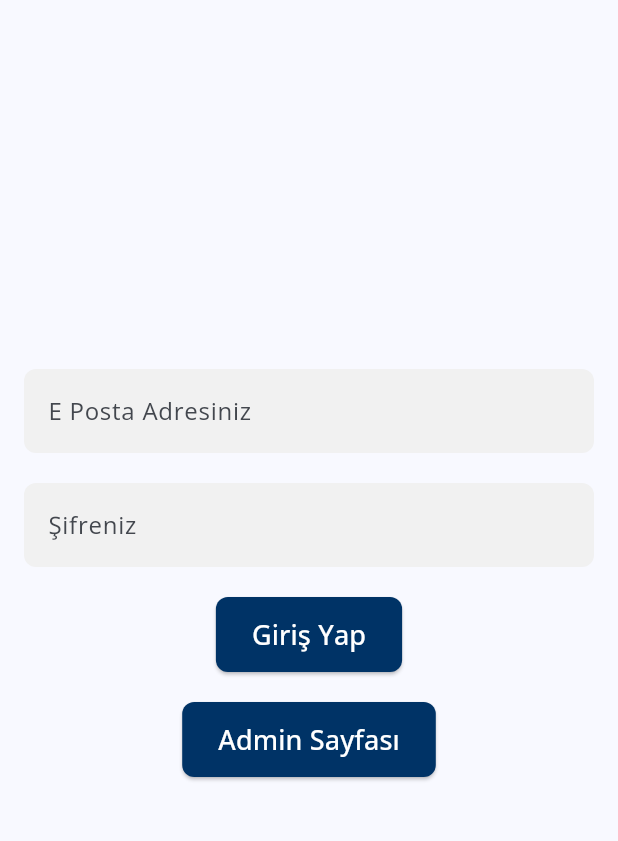
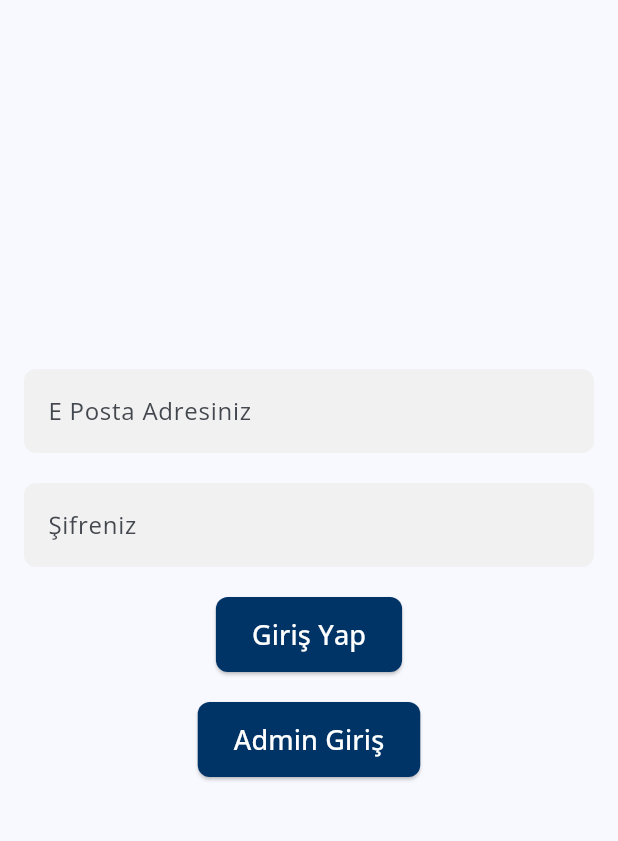
Before and after one commit to EmirhanErenn/Financial-Advisor-App, a Flutter app: the Login_Page screen opened directly, on a phone screen of 412 x 824 dp, the part 90-931 px from its top. Run offline on Flutter 3.47's test engine with Material 3 defaults, Android fonts, the light colour scheme and no system bars; our stand-ins replace firebase_auth, firebase_core, google_fonts; accounts and stored records are empty; Roboto replaces fonts that are missing (Poppins); statements that could not run were skipped.

Commit message:
backend_update/23/12/24

```diff
--- a/lib/login.dart
+++ b/lib/auth/login.dart
@@ -1,4 +1,5 @@
 import 'package:flutter/material.dart';
+import 'package:firebase_auth/firebase_auth.dart';
 //update
 
 class Login_Page extends StatefulWidget {
@@ -9,9 +10,11 @@ class Login_Page extends StatefulWidget {
 }
 
 class _Login_PageState extends State<Login_Page> {
+  late String email, password;
+  final formKey = GlobalKey<FormState>();
+  final firebaseAuth = FirebaseAuth.instance;
 
-  late String email,password;
-  final formKey = GlobalKey<FormState>();
+
   @override
   Widget build(BuildContext context) {
     return Scaffold(
@@ -27,15 +30,9 @@ class _Login_PageState extends State<Login_Page> {
               const SizedBox(height: 20),
               passwordTextField(),
               const SizedBox(height: 20),
-              _buildElevatedButton(
-                text: 'Giriş Yap',
-                onPressed: () => Navigator.pushNamed(context, '/user_home'),
-              ),
+              loginButton(),
               const SizedBox(height: 20),
-              _buildElevatedButton(
-                text: 'Admin Sayfası',
-                onPressed: () => Navigator.pushNamed(context, '/admin_home'),
-              ),
+              adminLoginButton(),
             ],
           ),
         ),
@@ -70,6 +67,7 @@ class _Login_PageState extends State<Login_Page> {
       toolbarHeight: 60,
     );
   }
+
   TextFormField passwordTextField() {
     return TextFormField(
       validator: (value)
@@ -86,7 +84,7 @@ class _Login_PageState extends State<Login_Page> {
         password = value!;
       },
       obscureText: true,
-      style: TextStyle(color: Colors.white),
+      style: TextStyle(color: Colors.black),
       decoration: InputDecoration(
         hintText: "Şifreniz",
         filled: true,
@@ -113,7 +111,7 @@ class _Login_PageState extends State<Login_Page> {
       {
           email = value!;
       },
-      style: TextStyle(color: Colors.white),
+      style: TextStyle(color: Colors.black),
       decoration: InputDecoration(
         hintText: "E Posta Adresiniz",
         filled: true,
@@ -127,9 +125,26 @@ class _Login_PageState extends State<Login_Page> {
   }
 
   // ElevatedButton Metodu
-  Widget _buildElevatedButton({required String text, required VoidCallback onPressed}) {
+  Widget loginButton() {
     return ElevatedButton(
-      onPressed: onPressed,
+      onPressed: () async {
+          if(formKey.currentState!.validate())
+            {
+              formKey.currentState!.save();
+              try {
+                final userResult = await firebaseAuth.signInWithEmailAndPassword( // uzun bi islem oldugundan dolayı await ve async kullanılıyor not
+                    email: email, password: password);
+                Navigator.pushReplacementNamed(context, "/user_home");
+               // print(userResult.user!.email);
+                  }
+                  catch(e){
+                    print(e.toString());
+                  }
+            }
+          else {
+
+          }
+      },
       style: ElevatedButton.styleFrom(
         backgroundColor: const Color(0xFF003366),
         padding: const EdgeInsets.symmetric(vertical: 12, horizontal: 24),
@@ -137,13 +152,36 @@ class _Login_PageState extends State<Login_Page> {
           borderRadius: BorderRadius.circular(8.0),
         ),
       ),
-      child: Text(
-        text,
-        style: const TextStyle(
+      child: const Text(
+        'Giriş Yap',
+        style: TextStyle(
           color: Colors.white,
           fontSize: 18,
         ),
       ),
     );
   }
+
+  Widget adminLoginButton() {
+    return ElevatedButton(
+      onPressed: () {
+        Navigator.pushReplacementNamed(context, "/admin_home");
+      },
+      style: ElevatedButton.styleFrom(
+        backgroundColor: const Color(0xFF003366),
+        padding: const EdgeInsets.symmetric(vertical: 12, horizontal: 24),
+        shape: RoundedRectangleBorder(
+          borderRadius: BorderRadius.circular(8.0),
+        ),
+      ),
+      child: const Text(
+        'Admin Giriş',
+        style: TextStyle(
+          color: Colors.white,
+          fontSize: 18,
+        ),
+      ),
+    );
+  }
+
 }
```
Also changed, not shown: lib/auth/admin_add_user_page.dart (renamed from lib/admin_add_user_page.dart), lib/auth/admin_login.dart (added), lib/service/auth_service.dart (added).
